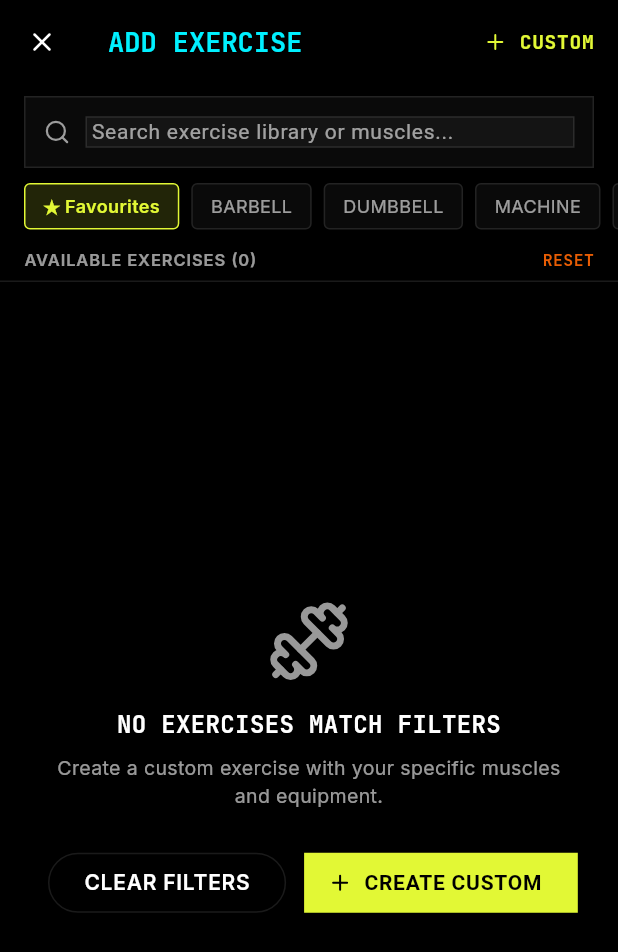
After one commit to KrishJdev/Aven-Fit, a Flutter app: the ExercisePickerScreen screen opened by its route, after a tap on "★ Favourites", on a phone screen of 412 x 824 dp. The commit adds this screen. Shown: the top 952 px of the screen. Run offline on Flutter 3.47's test engine with Material 3 defaults, Android fonts, the phone set to English and light mode, and no system bars; our stand-ins replace dio, drift, drift_flutter, flutter_riverpod, freezed_annotation, go_router and 4 more; missing offline and left inert: workmanager; accounts and stored records are empty; generated files the repository leaves out were written again; statements that could not run were skipped.

Commit message:
feat(workout): implement in-session exercise picker modal, state controller, and recent history query

```diff
--- a/mobile/lib/core/router/app_router.dart
+++ b/mobile/lib/core/router/app_router.dart
@@ -7,6 +7,7 @@ import 'package:aven_fit/features/routine/presentation/routine_detail_screen.dar
 import 'package:aven_fit/features/routine/presentation/routine_editor_screen.dart';
 import 'package:aven_fit/features/routine/presentation/routines_screen.dart';
 import 'package:aven_fit/features/workout/presentation/active_workout_screen.dart';
+import 'package:aven_fit/features/workout/presentation/exercise_picker_screen.dart';
 import 'package:aven_fit/features/workout/presentation/home_screen.dart';
 import 'package:go_router/go_router.dart';
 
@@ -45,6 +46,10 @@ final appRouter = GoRouter(
       builder: (context, state) => const ActiveWorkoutScreen(),
     ),
     GoRoute(
+      path: '/workout/picker',
+      builder: (context, state) => const ExercisePickerScreen(),
+    ),
+    GoRoute(
       path: '/exercises',
       builder: (context, state) => const ExerciseListScreen(),
     ),
--- a/mobile/lib/features/workout/data/workout_local_source.dart
+++ b/mobile/lib/features/workout/data/workout_local_source.dart
@@ -189,6 +189,39 @@ class WorkoutDao extends DatabaseAccessor<AppDatabase> with _$WorkoutDaoMixin {
           ..where((t) => t.sessionExerciseId.equals(sessionEx.id))
           ..orderBy([(t) => OrderingTerm.asc(t.setNumber)]))
         .get();
+  }
+
+  /// Retrieves the distinct recent exercises used across completed workout sessions.
+  Future<List<ExerciseRow>> getRecentExercises({int limit = 10}) async {
+    final query = select(exercises).join([
+      innerJoin(
+        sessionExercises,
+        sessionExercises.exerciseId.equalsExp(exercises.id),
+      ),
+      innerJoin(
+        workoutSessions,
+        workoutSessions.id.equalsExp(sessionExercises.sessionId),
+      ),
+    ])
+      ..where(workoutSessions.status.equals('completed'))
+      ..orderBy([
+        OrderingTerm.desc(workoutSessions.completedAt),
+        OrderingTerm.desc(workoutSessions.startedAt),
+      ]);
+
+    final rows = await query.get();
+    final seen = <String>{};
+    final distinctExercises = <ExerciseRow>[];
+
+    for (final row in rows) {
+      final ex = row.readTable(exercises);
+      if (seen.add(ex.id)) {
+        distinctExercises.add(ex);
+        if (distinctExercises.length >= limit) break;
+      }
+    }
+
+    return distinctExercises;
   }
 
   /// Inserts a new workout session row.
--- a/mobile/lib/features/workout/data/workout_repository.dart
+++ b/mobile/lib/features/workout/data/workout_repository.dart
@@ -21,6 +21,7 @@ abstract class WorkoutRepository {
   Stream<List<WorkoutSet>> watchSessionSets(String sessionId);
   Future<List<WorkoutSet>> getSetsForSession(String sessionId);
   Future<List<WorkoutSet>> getLastCompletedSetsForExercise(String exerciseId);
+  Future<List<Exercise>> getRecentExercises({int limit = 10});
   Future<WorkoutSession> startWorkout({
     String name = 'Workout',
     String? routineId,
@@ -120,6 +121,25 @@ class WorkoutRepositoryImpl implements WorkoutRepository {
   ) async {
     final rows = await _dao.getLastCompletedSetsForExercise(exerciseId);
     return rows.map(_mapRowToSet).toList();
+  }
+
+  @override
+  Future<List<Exercise>> getRecentExercises({int limit = 10}) async {
+    final rows = await _dao.getRecentExercises(limit: limit);
+    return rows.map((r) => Exercise(
+          id: r.id,
+          name: r.name,
+          description: r.description,
+          category: _parseCategory(r.category),
+          equipment: _parseEquipment(r.equipment),
+          isCustom: r.isCustom,
+          isFavourite: r.isFavourite,
+          isTimeBased: r.isTimeBased,
+          isCardio: r.isCardio,
+          createdById: r.createdById,
+          createdAt: r.createdAt,
+          updatedAt: r.updatedAt,
+        )).toList();
   }
 
   @override
--- /dev/null
+++ b/mobile/lib/features/workout/presentation/exercise_picker_controller.dart
@@ -0,0 +1,123 @@
+import 'package:riverpod_annotation/riverpod_annotation.dart';
+
+import '../../exercise/data/exercise_repository.dart';
+import '../../exercise/domain/muscle_group.dart';
+import '../data/workout_repository.dart';
+import 'exercise_picker_state.dart';
+
+part 'exercise_picker_controller.g.dart';
+
+/// Riverpod controller managing search, filtering, and recent history for the in-session exercise picker.
+///
+/// Implements Law L1 (<100ms local filtering) and Law L2 (100% offline).
+@riverpod
+class ExercisePickerController extends _$ExercisePickerController {
+  @override
+  FutureOr<ExercisePickerState> build() async {
+    final exerciseRepo = ref.watch(exerciseRepositoryProvider);
+    final workoutRepo = ref.watch(workoutRepositoryProvider);
+
+    final allExercises = await exerciseRepo.searchExercises();
+    final muscleGroups = await exerciseRepo.getMuscleGroups();
+    final recentExercises = await workoutRepo.getRecentExercises(limit: 10);
+
+    return ExercisePickerState(
+      allExercises: allExercises,
+      muscleGroups: muscleGroups,
+      recentExercises: recentExercises,
+    );
+  }
+
+  /// Updates the debounced/live search query.
+  void updateSearchQuery(String query) {
+    final current = state.value;
+    if (current == null) return;
+    state = AsyncValue.data(current.copyWith(searchQuery: query));
+  }
+
+  /// Selects or deselects a muscle group filter chip.
+  void setMuscleGroup(String? muscleGroupId) {
+    final current = state.value;
+    if (current == null) return;
+
+    final newId =
+        current.selectedMuscleGroupId == muscleGroupId ? null : muscleGroupId;
+    state = AsyncValue.data(current.copyWith(selectedMuscleGroupId: newId));
+  }
+
+  /// Selects or deselects an equipment filter chip.
+  void setEquipment(Equipment? equipment) {
+    final current = state.value;
+    if (current == null) return;
+
+    final newEq = current.selectedEquipment == equipment ? null : equipment;
+    state = AsyncValue.data(current.copyWith(selectedEquipment: newEq));
+  }
+
+  /// Toggles favourites-only filter.
+  void toggleFavouritesOnly() {
+    final current = state.value;
+    if (current == null) return;
+
+    final willEnable = !current.favouritesOnly;
+    state = AsyncValue.data(current.copyWith(
+      favouritesOnly: willEnable,
+      showRecentOnly: willEnable ? false : current.showRecentOnly,
+    ));
+  }
+
+  /// Toggles recent-history-only filter.
+  void toggleRecentOnly() {
+    final current = state.value;
+    if (current == null) return;
+
+    final willEnable = !current.showRecentOnly;
+    state = AsyncValue.data(current.copyWith(
+      showRecentOnly: willEnable,
+      favouritesOnly: willEnable ? false : current.favouritesOnly,
+    ));
+  }
+
+  /// Toggles favourite status of an exercise and updates local state optimistically.
+  Future<void> toggleFavourite(String exerciseId) async {
+    final current = state.value ?? await future;
+
+    // Optimistic update
+    final updatedAll = current.allExercises.map((e) {
+      if (e.id == exerciseId) {
+        return e.copyWith(isFavourite: !e.isFavourite);
+      }
+      return e;
+    }).toList();
+
+    final updatedRecent = current.recentExercises.map((e) {
+      if (e.id == exerciseId) {
+        return e.copyWith(isFavourite: !e.isFavourite);
+      }
+      return e;
+    }).toList();
+
+    state = AsyncValue.data(current.copyWith(
+      allExercises: updatedAll,
+      recentExercises: updatedRecent,
+    ));
+
+    // Write-through to SQLite
+    final exerciseRepo = ref.read(exerciseRepositoryProvider);
+    await exerciseRepo.toggleFavourite(exerciseId);
+  }
+
+  /// Clears all active search queries and filter chips.
+  void clearFilters() {
+    final current = state.value;
+    if (current == null) return;
+
+    state = AsyncValue.data(current.copyWith(
+      searchQuery: '',
+      selectedMuscleGroupId: null,
+      selectedEquipment: null,
+      favouritesOnly: false,
+      showRecentOnly: false,
+    ));
+  }
+}
--- /dev/null
+++ b/mobile/lib/features/workout/presentation/exercise_picker_screen.dart
@@ -0,0 +1,381 @@
+import 'package:flutter/material.dart';
+import 'package:flutter_riverpod/flutter_riverpod.dart';
+import 'package:go_router/go_router.dart';
+import 'package:lucide_icons_flutter/lucide_icons.dart';
+
+import '../../../core/theme/app_theme.dart';
+import '../../exercise/domain/exercise.dart';
+import '../../exercise/domain/muscle_group.dart';
+import '../../exercise/presentation/exercise_search_delegate.dart';
+import 'active_workout_controller.dart';
+import 'exercise_picker_controller.dart';
+import 'exercise_picker_state.dart';
+
+/// Full-screen modal picker for selecting exercises to add to an active workout session.
+///
+/// Implements Law L1 (<300ms search latency), Law L2 (100% offline), and Law L6 (designed empty states).
+class ExercisePickerScreen extends ConsumerStatefulWidget {
+  const ExercisePickerScreen({
+    super.key,
+    this.onExerciseSelected,
+  });
+
+  final ValueChanged<Exercise>? onExerciseSelected;
+
+  @override
+  ConsumerState<ExercisePickerScreen> createState() =>
+      _ExercisePickerScreenState();
+}
+
+class _ExercisePickerScreenState extends ConsumerState<ExercisePickerScreen> {
+  late final TextEditingController _searchController;
+
+  @override
+  void initState() {
+    super.initState();
+    _searchController = TextEditingController();
+  }
+
+  @override
+  void dispose() {
+    _searchController.dispose();
+    super.dispose();
+  }
+
+  @override
+  Widget build(BuildContext context) {
+    final stateAsync = ref.watch(exercisePickerControllerProvider);
+    final controller = ref.read(exercisePickerControllerProvider.notifier);
+
+    return Scaffold(
+      backgroundColor: AppTheme.oledBlack,
+      appBar: AppBar(
+        backgroundColor: AppTheme.oledBlack,
+        elevation: 0,
+        leading: IconButton(
+          icon: const Icon(LucideIcons.x, color: Colors.white, size: 20),
+          onPressed: () => Navigator.of(context).pop(),
+        ),
+        title: Text(
+          'ADD EXERCISE',
+          style: AppTheme.num(18, weight: FontWeight.w700, color: AppTheme.neonCyan),
+        ),
+        actions: [
+          TextButton.icon(
+            onPressed: () => context.push('/exercises/new'),
+            icon: const Icon(LucideIcons.plus, size: 16, color: AppTheme.voltGreen),
+            label: Text(
+              'CUSTOM',
+              style: AppTheme.num(13, weight: FontWeight.w700, color: AppTheme.voltGreen),
+            ),
+          ),
+        ],
+      ),
+      body: stateAsync.when(
+        loading: () => const Center(
+          child: CircularProgressIndicator(color: AppTheme.neonCyan),
+        ),
+        error: (err, stack) => _buildErrorState(err, controller),
+        data: (state) => _buildPickerContent(context, state, controller),
+      ),
+    );
+  }
+
+  Widget _buildPickerContent(
+    BuildContext context,
+    ExercisePickerState state,
+    ExercisePickerController controller,
+  ) {
+    final exercises = state.filteredExercises;
+
+    return Column(
+      children: [
+        // Search Bar
+        Padding(
+          padding: const EdgeInsets.fromLTRB(16, 8, 16, 4),
+          child: ExerciseSearchBar(
+            controller: _searchController,
+            onChanged: controller.updateSearchQuery,
+            onClear: () {
+              _searchController.clear();
+              controller.updateSearchQuery('');
+            },
+            hintText: 'Search exercise library or muscles...',
+          ),
+        ),
+
+        // Filter Chips Bar (Recent, Favourites, Muscles, Equipment)
+        _buildFilterChips(state, controller),
+
+        // Header Count Badge
+        Padding(
+          padding: const EdgeInsets.symmetric(horizontal: 16, vertical: 6),
+          child: Row(
+            mainAxisAlignment: MainAxisAlignment.spaceBetween,
+            children: [
+              Text(
+                state.showRecentOnly
+                    ? 'RECENT EXERCISES (${exercises.length})'
+                    : 'AVAILABLE EXERCISES (${exercises.length})',
+                style: const TextStyle(
+                  color: AppTheme.textSecondary,
+                  fontSize: 11,
+                  fontWeight: FontWeight.w600,
+                  letterSpacing: 0.6,
+                ),
+              ),
+              if (state.hasActiveFilters)
+                GestureDetector(
+                  onTap: () {
+                    _searchController.clear();
+                    controller.clearFilters();
+                  },
+                  child: Text(
+                    'RESET',
+                    style: AppTheme.num(11, weight: FontWeight.w700, color: AppTheme.burntOrange),
+                  ),
+                ),
+            ],
+          ),
+        ),
+
+        const Divider(color: AppTheme.glassBorder, height: 1),
+
+        // Exercise List or Designed Empty State
+        Expanded(
+          child: exercises.isEmpty
+              ? _buildEmptyState(context, state, controller)
+              : ListView.builder(
+                  padding: const EdgeInsets.symmetric(vertical: 8),
+                  itemCount: exercises.length,
+                  itemBuilder: (context, index) {
+                    final exercise = exercises[index];
+                    return ExerciseListTile(
+                      exercise: exercise,
+                      onTap: () => _handleSelectExercise(context, exercise),
+                      onToggleFavourite: () =>
+                          controller.toggleFavourite(exercise.id),
+                    );
+                  },
+                ),
+        ),
+      ],
+    );
+  }
+
+  Widget _buildFilterChips(
+    ExercisePickerState state,
+    ExercisePickerController controller,
+  ) {
+    return SingleChildScrollView(
+      scrollDirection: Axis.horizontal,
+      padding: const EdgeInsets.symmetric(horizontal: 16, vertical: 6),
+      child: Row(
+        children: [
+          // Recent Filter Chip
+          if (state.recentExercises.isNotEmpty) ...[
+            _PickerChip(
+              label: '⚡ Recent (${state.recentExercises.length})',
+              isSelected: state.showRecentOnly,
+              onTap: controller.toggleRecentOnly,
+              activeColor: AppTheme.neonCyan,
+            ),
+            const SizedBox(width: 8),
+          ],
+
+          // Favourites Chip
+          _PickerChip(
+            label: '★ Favourites',
+            isSelected: state.favouritesOnly,
+            onTap: controller.toggleFavouritesOnly,
+            activeColor: AppTheme.voltGreen,
+          ),
+          const SizedBox(width: 8),
+
+          // Muscle Group Chips
+          ...state.muscleGroups.map((mg) {
+            final isSelected = state.selectedMuscleGroupId == mg.id;
+            return Padding(
+              padding: const EdgeInsets.only(right: 8),
+              child: _PickerChip(
+                label: mg.name,
+                isSelected: isSelected,
+                onTap: () => controller.setMuscleGroup(mg.id),
+                activeColor: AppTheme.neonCyan,
+              ),
+            );
+          }),
+
+          // Equipment Chips
+          ...Equipment.values
+              .where((e) => e != Equipment.none && e != Equipment.other)
+              .map((eq) {
+            final isSelected = state.selectedEquipment == eq;
+            return Padding(
+              padding: const EdgeInsets.only(right: 8),
+              child: _PickerChip(
+                label: eq.name.toUpperCase(),
+                isSelected: isSelected,
+                onTap: () => controller.setEquipment(eq),
+                activeColor: AppTheme.neonCyan,
+              ),
+            );
+          }),
+        ],
+      ),
+    );
+  }
+
+  Widget _buildEmptyState(
+    BuildContext context,
+    ExercisePickerState state,
+    ExercisePickerController controller,
+  ) {
+    final hasQuery = state.searchQuery.isNotEmpty;
+    return Center(
+      child: Padding(
+        padding: const EdgeInsets.all(32),
+        child: Column(
+          mainAxisSize: MainAxisSize.min,
+          children: [
+            const Icon(LucideIcons.dumbbell, size: 56, color: AppTheme.textSecondary),
+            const SizedBox(height: 16),
+            Text(
+              hasQuery
+                  ? 'NO EXERCISE FOUND FOR "${state.searchQuery}"'
+                  : 'NO EXERCISES MATCH FILTERS',
+              textAlign: TextAlign.center,
+              style: AppTheme.num(16, weight: FontWeight.w700, color: Colors.white),
+            ),
+            const SizedBox(height: 8),
+            const Text(
+              'Create a custom exercise with your specific muscles and equipment.',
+              textAlign: TextAlign.center,
+              style: TextStyle(color: AppTheme.textSecondary, fontSize: 13),
+            ),
+            const SizedBox(height: 24),
+            Row(
+              mainAxisAlignment: MainAxisAlignment.center,
+              children: [
+                if (state.hasActiveFilters) ...[
+                  OutlinedButton(
+                    onPressed: () {
+                      _searchController.clear();
+                      controller.clearFilters();
+                    },
+                    style: OutlinedButton.styleFrom(
+                      side: const BorderSide(color: AppTheme.glassBorder),
+                      foregroundColor: Colors.white,
+                    ),
+                    child: const Text('CLEAR FILTERS'),
+                  ),
+                  const SizedBox(width: 12),
+                ],
+                FilledButton.icon(
+                  onPressed: () => context.push('/exercises/new'),
+                  icon: const Icon(LucideIcons.plus, size: 16),
+                  label: const Text('CREATE CUSTOM'),
+                  style: FilledButton.styleFrom(
+                    backgroundColor: AppTheme.voltGreen,
+                    foregroundColor: Colors.black,
+                  ),
+                ),
+              ],
+            ),
+          ],
+        ),
+      ),
+    );
+  }
+
+  Widget _buildErrorState(Object error, ExercisePickerController controller) {
+    return Center(
+      child: Padding(
+        padding: const EdgeInsets.all(24),
+        child: Column(
+          mainAxisSize: MainAxisSize.min,
+          children: [
+            const Icon(LucideIcons.triangleAlert, size: 48, color: AppTheme.burntOrange),
+            const SizedBox(height: 16),
+            Text(
+              'COULD NOT LOAD EXERCISES',
+              style: AppTheme.num(18, weight: FontWeight.w700, color: Colors.white),
+            ),
+            const SizedBox(height: 8),
+            Text(
+              error.toString(),
+              textAlign: TextAlign.center,
+              style: const TextStyle(color: AppTheme.textSecondary, fontSize: 13),
+            ),
+            const SizedBox(height: 20),
+            OutlinedButton(
+              onPressed: () => ref.invalidate(exercisePickerControllerProvider),
+              child: const Text('RETRY'),
+            ),
+          ],
+        ),
+      ),
+    );
+  }
+
+  Future<void> _handleSelectExercise(
+    BuildContext context,
+    Exercise exercise,
+  ) async {
+    if (widget.onExerciseSelected != null) {
+      widget.onExerciseSelected!(exercise);
+    } else {
+      // Direct add to active session if available
+      final activeState = ref.read(activeWorkoutControllerProvider).value;
+      if (activeState != null && activeState.hasActiveSession) {
+        await ref
+            .read(activeWorkoutControllerProvider.notifier)
+            .addExercise(exercise.id);
+      }
+    }
+
+    if (!context.mounted) return;
+    Navigator.of(context).pop(exercise);
+  }
+}
+
+class _PickerChip extends StatelessWidget {
+  const _PickerChip({
+    required this.label,
+    required this.isSelected,
+    required this.onTap,
+    required this.activeColor,
+  });
+
+  final String label;
+  final bool isSelected;
+  final VoidCallback onTap;
+  final Color activeColor;
+
+  @override
+  Widget build(BuildContext context) {
+    return GestureDetector(
+      onTap: onTap,
+      child: Container(
+        padding: const EdgeInsets.symmetric(horizontal: 12, vertical: 6),
+        decoration: BoxDecoration(
+          color: isSelected
+              ? activeColor.withValues(alpha: 0.15)
+              : AppTheme.glassFill,
+          border: Border.all(
+            color: isSelected ? activeColor : AppTheme.glassBorder,
+          ),
+          borderRadius: BorderRadius.circular(4),
+        ),
+        child: Text(
+          label,
+          style: TextStyle(
+            color: isSelected ? activeColor : AppTheme.textSecondary,
+            fontSize: 12,
+            fontWeight: isSelected ? FontWeight.w600 : FontWeight.w400,
+          ),
+        ),
+      ),
+    );
+  }
+}
--- /dev/null
+++ b/mobile/lib/features/workout/presentation/exercise_picker_state.dart
@@ -0,0 +1,70 @@
+import 'package:freezed_annotation/freezed_annotation.dart';
+
+import '../../exercise/domain/exercise.dart';
+import '../../exercise/domain/muscle_group.dart';
+
+part 'exercise_picker_state.freezed.dart';
+
+/// Pure immutable state for the in-session exercise picker modal.
+@freezed
+abstract class ExercisePickerState with _$ExercisePickerState {
+  const ExercisePickerState._();
+
+  const factory ExercisePickerState({
+    @Default('') String searchQuery,
+    String? selectedMuscleGroupId,
+    Equipment? selectedEquipment,
+    @Default(false) bool favouritesOnly,
+    @Default(false) bool showRecentOnly,
+    @Default(<Exercise>[]) List<Exercise> recentExercises,
+    @Default(<Exercise>[]) List<Exercise> allExercises,
+    @Default(<MuscleGroup>[]) List<MuscleGroup> muscleGroups,
+    @Default(false) bool isSearching,
+  }) = _ExercisePickerState;
+
+  /// Whether any active filter or search text is applied.
+  bool get hasActiveFilters =>
+      searchQuery.isNotEmpty ||
+      selectedMuscleGroupId != null ||
+      selectedEquipment != null ||
+      favouritesOnly ||
+      showRecentOnly;
+
+  /// Computed filtered exercises matching active criteria.
+  List<Exercise> get filteredExercises {
+    var list = showRecentOnly ? recentExercises : allExercises;
+
+    // Filter by search query
+    if (searchQuery.trim().isNotEmpty) {
+      final query = searchQuery.trim().toLowerCase();
+      list = list.where((e) {
+        final nameMatch = e.name.toLowerCase().contains(query);
+        final muscleMatch =
+            e.primaryMuscle?.toLowerCase().contains(query) ?? false;
+        final equipMatch = e.equipment.name.toLowerCase().contains(query);
+        return nameMatch || muscleMatch || equipMatch;
+      }).toList();
+    }
+
+    // Filter by muscle group
+    if (selectedMuscleGroupId != null) {
+      list = list.where((e) {
+        return e.primaryMuscle == selectedMuscleGroupId ||
+            e.secondaryMuscles.contains(selectedMuscleGroupId) ||
+            e.muscleRefs.any((m) => m.muscleGroupId == selectedMuscleGroupId);
+      }).toList();
+    }
+
+    // Filter by equipment
+    if (selectedEquipment != null) {
+      list = list.where((e) => e.equipment == selectedEquipment).toList();
+    }
+
+    // Filter by favourites
+    if (favouritesOnly) {
+      list = list.where((e) => e.isFavourite).toList();
+    }
+
+    return list;
+  }
+}
```
Also changed, not shown: mobile/lib/features/workout/presentation/exercise_picker_controller.g.dart (added), mobile/lib/features/workout/presentation/exercise_picker_state.freezed.dart (added), 2 other files.
